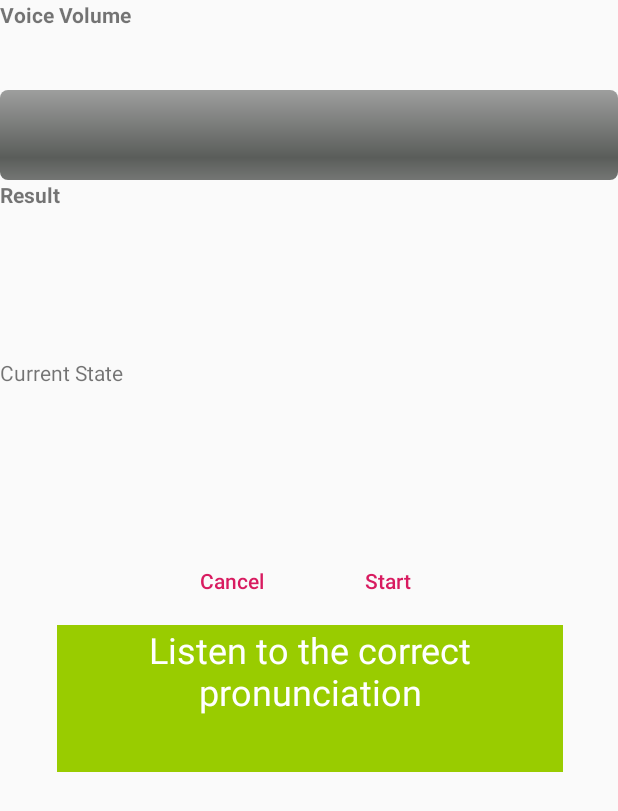
After one commit to afrikanov/HelloWords, an Android app: the RecognizerActivity screen opened directly, with no data from a screen before it, on a phone screen of 412 x 824 dp. The commit adds this screen. Shown: the top 811 px of the screen. Run offline under Robolectric (Android 15) with nearby library versions, the phone set to English and light mode, and no system bars; libraries missing offline, so code that uses them is left out: ru.yandex.speechkit; 3 statements that could not run were skipped.

Commit message:
added voice recognition

```diff
--- a/A_dev/HelloWords/app/src/main/java/com/example/hellowords/DBHelper.java
+++ b/A_dev/HelloWords/app/src/main/java/com/example/hellowords/DBHelper.java
@@ -19,8 +19,10 @@ public class DBHelper extends SQLiteOpenHelper {
     private final Context mContext;
     private boolean mNeedUpdate = false;
 
-    public DBHelper (Context context) {
+
+    public DBHelper (Context context, String dbName) {
         super(context, DB_NAME, null, DB_VERSION);
+        //DB_NAME = dbName;
         if (android.os.Build.VERSION.SDK_INT >= 17)
             DB_PATH = context.getApplicationInfo().dataDir + "/databases/";
         else
@@ -31,6 +33,7 @@ public class DBHelper extends SQLiteOpenHelper {
 
         this.getReadableDatabase();
     }
+
 
     public void updateDataBase() throws IOException {
         if (mNeedUpdate) {
--- /dev/null
+++ b/A_dev/HelloWords/app/src/main/java/com/example/hellowords/RecognizerActivity.java
@@ -0,0 +1,255 @@
+package com.example.hellowords;
+
+import androidx.annotation.NonNull;
+import androidx.appcompat.app.AppCompatActivity;
+import androidx.core.app.ActivityCompat;
+import androidx.core.content.ContextCompat;
+
+import android.app.AlertDialog;
+import android.content.DialogInterface;
+import android.os.Bundle;
+import android.text.TextUtils;
+import android.view.View;
+import android.view.animation.Animation;
+import android.view.animation.AnimationUtils;
+import android.widget.Button;
+import android.widget.ProgressBar;
+import android.widget.TextView;
+import android.widget.Toast;
+
+import java.util.UUID;
+
+import ru.yandex.speechkit.Emotion;
+import ru.yandex.speechkit.Error;
+import ru.yandex.speechkit.Language;
+import ru.yandex.speechkit.OnlineModel;
+import ru.yandex.speechkit.OnlineRecognizer;
+import ru.yandex.speechkit.OnlineVocalizer;
+import ru.yandex.speechkit.Recognition;
+import ru.yandex.speechkit.Recognizer;
+import ru.yandex.speechkit.RecognizerListener;
+import ru.yandex.speechkit.SpeechKit;
+import ru.yandex.speechkit.Synthesis;
+import ru.yandex.speechkit.Track;
+import ru.yandex.speechkit.Vocalizer;
+import ru.yandex.speechkit.VocalizerListener;
+import ru.yandex.speechkit.Voice;
+
+import static android.Manifest.permission.RECORD_AUDIO;
+import static android.content.pm.PackageManager.PERMISSION_GRANTED;
+
+public class RecognizerActivity extends AppCompatActivity implements RecognizerListener, VocalizerListener {
+
+    private static final String API_KEY_SPEECH_KIT = "069b6659-984b-4c5f-880e-aaedcfd84102";
+    private static final int REQUEST_PERMISSION_CODE = 31;
+
+    private ProgressBar progressBar;
+    private TextView currentStatus;
+    private TextView recognitionResult;
+    private TextView vocalize;
+
+    private Recognizer recognizer;
+    private Vocalizer vocalizer;
+    String answer = "";
+
+    @Override
+    public void onBackPressed()
+    {
+        Toast.makeText(this, "Please, pronounce the word correctly", Toast.LENGTH_SHORT).show();
+    }
+
+    @Override
+    protected void onCreate(Bundle savedInstanceState) {
+        super.onCreate(savedInstanceState);
+        setContentView(R.layout.activity_recognizer);
+
+        AlertDialog.Builder builder = new AlertDialog.Builder(getBaseContext());
+        builder.setTitle("Произнесите слово")
+                .setMessage("Для продолжения необходимо правильно произнести слово")
+                .setCancelable(false)
+                .setNegativeButton("ОК",
+                        new DialogInterface.OnClickListener() {
+                            public void onClick(DialogInterface dialog, int id) {
+                                dialog.cancel();
+                            }
+                        });
+        AlertDialog alert = builder.create();
+        //alert.show();
+
+        try {
+            SpeechKit.getInstance().init(this, API_KEY_SPEECH_KIT);
+            SpeechKit.getInstance().setUuid(UUID.randomUUID().toString());
+        } catch (SpeechKit.LibraryInitializationException ignored) {
+            //do not ignore in a prod version!
+        }
+
+        recognizer = new OnlineRecognizer.Builder(Language.RUSSIAN, OnlineModel.QUERIES,
+                RecognizerActivity.this).build();
+
+
+        findViewById(R.id.start_btn).setOnClickListener(new View.OnClickListener() {
+            @Override
+            public void onClick(View v) {
+                startRecognizer();
+            }
+        });
+
+        findViewById(R.id.cancel_btn).setOnClickListener(new View.OnClickListener() {
+            @Override
+            public void onClick(View v) {
+                recognizer.cancel();
+            }
+        });
+
+        progressBar = findViewById(R.id.voice_power_bar);
+        currentStatus = findViewById(R.id.current_state);
+        recognitionResult = findViewById(R.id.result);
+        vocalize = findViewById(R.id.vocalize);
+
+        answer = getIntent().getStringExtra("word");
+
+        vocalize.setOnClickListener(new View.OnClickListener() {
+            @Override
+            public void onClick(View v) {
+                final Animation animAlpha = AnimationUtils.loadAnimation(getBaseContext(), R.anim.alpha);
+                vocalize.startAnimation(animAlpha);
+                try {
+                    SpeechKit.getInstance().init(getApplicationContext(), API_KEY_SPEECH_KIT);
+                    SpeechKit.getInstance().setUuid(UUID.randomUUID().toString());
+                } catch (SpeechKit.LibraryInitializationException ignored) {
+                    throw new RuntimeException();
+                }
+                vocalizer = new OnlineVocalizer.Builder(Language.ENGLISH, RecognizerActivity.this)
+                        .setEmotion(Emotion.GOOD)
+                        .setVoice(Voice.ZAHAR)
+                        .setAutoPlay(true)
+                        .setSpeed(0.5f)
+                        .build();
+                vocalizer.prepare();
+                if (TextUtils.isEmpty(answer)) {
+                    Toast.makeText(getApplicationContext(), "Write smth to be vocalized!", Toast.LENGTH_SHORT).show();
+                } else {
+                    vocalizer.synthesize(answer, Vocalizer.TextSynthesizingMode.INTERRUPT);
+                }
+            }
+        });
+
+    }
+
+    @Override
+    public void onRequestPermissionsResult(int requestCode,
+                                           @NonNull String[] permissions,
+                                           @NonNull int[] grantResults) {
+        if (requestCode != REQUEST_PERMISSION_CODE) {
+            super.onRequestPermissionsResult(requestCode, permissions, grantResults);
+            return;
+        }
+
+        if (grantResults.length == 1 && grantResults[0] == PERMISSION_GRANTED) {
+            startRecognizer();
+        } else {
+            updateStatus("Record audio permission was not granted");
+        }
+    }
+
+    @Override
+    public void onRecordingBegin(@NonNull Recognizer recognizer) {
+        updateStatus("Recording begin");
+        updateProgress(0);
+        updateResult("");
+    }
+
+    @Override
+    public void onSpeechDetected(@NonNull Recognizer recognizer) {
+        updateStatus("Speech detected");
+    }
+
+    @Override
+    public void onSpeechEnds(@NonNull Recognizer recognizer) {
+        updateStatus("Speech ends");
+        if (recognitionResult.getText().toString().equals(answer)) {
+            this.finish();
+        }
+    }
+
+    @Override
+    public void onRecordingDone(@NonNull Recognizer recognizer) {
+        updateStatus("Recording done");
+    }
+
+    @Override
+    public void onPowerUpdated(@NonNull Recognizer recognizer, float power) {
+        updateProgress((int) (power * progressBar.getMax()));
+    }
+
+    @Override
+    public void onPartialResults(@NonNull Recognizer recognizer, @NonNull Recognition recognition, boolean eOfU) {
+        updateStatus("Partial results " + recognition.getBestResultText() + " endOfUtterrance = " + eOfU);
+        if (eOfU) {
+            updateResult(recognition.getBestResultText());
+        }
+    }
+
+    @Override
+    public void onRecognitionDone(@NonNull Recognizer recognizer) {
+        updateStatus("Recognition done");
+        updateProgress(0);
+    }
+
+    @Override
+    public void onRecognizerError(@NonNull Recognizer recognizer, @NonNull Error error) {
+        updateStatus("Error occurred " + error);
+        updateProgress(0);
+        updateResult("");
+    }
+
+    @Override
+    public void onMusicResults(@NonNull Recognizer recognizer, @NonNull Track track) {
+    }
+
+
+    private void startRecognizer() {
+        if (ContextCompat.checkSelfPermission(RecognizerActivity.this, RECORD_AUDIO) != PERMISSION_GRANTED) {
+            ActivityCompat.requestPermissions(this, new String[]{RECORD_AUDIO}, REQUEST_PERMISSION_CODE);
+        } else {
+            recognizer.startRecording();
+        }
+    }
+
+    @Override
+    public void onSynthesisDone(@NonNull Vocalizer vocalizer) {
+
+    }
+
+    @Override
+    public void onPartialSynthesis(@NonNull Vocalizer vocalizer, @NonNull Synthesis synthesis) {
+
+    }
+
+    @Override
+    public void onPlayingBegin(@NonNull Vocalizer vocalizer) {
+
+    }
+
+    @Override
+    public void onPlayingDone(@NonNull Vocalizer vocalizer) {
+        Toast.makeText(getApplicationContext(), "FINISH", Toast.LENGTH_LONG);
+    }
+
+    @Override
+    public void onVocalizerError(@NonNull Vocalizer vocalizer, @NonNull Error error) {
+
+    }
+
+    private void updateResult(String text) {
+        recognitionResult.setText(text);
+    }
+
+    private void updateStatus(final String text) {
+        currentStatus.setText(text);
+    }
+
+    private void updateProgress(int progress) {
+        progressBar.setProgress(progress);
+    }
+}
--- /dev/null
+++ b/A_dev/HelloWords/app/src/main/res/layout/activity_recognizer.xml
@@ -0,0 +1,134 @@
+<?xml version="1.0" encoding="utf-8"?>
+<LinearLayout xmlns:android="http://schemas.android.com/apk/res/android"
+    xmlns:tools="http://schemas.android.com/tools"
+    android:layout_width="match_parent"
+    android:layout_height="match_parent"
+    tools:context=".RecognizerActivity"
+    android:orientation="vertical">
+
+    <TextView
+        android:id="@+id/voice_volume_hint"
+        android:layout_width="match_parent"
+        android:layout_height="match_parent"
+        android:layout_weight="4"
+        android:text="Voice Volume"
+        android:textStyle="bold" />
+
+    <ProgressBar
+        android:id="@+id/voice_power_bar"
+        style="@style/VoiceVolumeStyle"
+        android:layout_weight="4"
+        android:layout_width="match_parent"
+        android:layout_height="match_parent"
+        android:max="100"
+        android:progress="0" />
+
+    <TextView
+        android:layout_weight="4"
+        android:id="@+id/result_hint"
+        android:layout_width="match_parent"
+        android:layout_height="match_parent"
+        android:text="Result"
+        android:textStyle="bold" />
+
+    <TextView
+        android:layout_weight="4"
+        android:id="@+id/result"
+        android:layout_width="match_parent"
+        android:layout_height="match_parent"/>
+
+    <TextView
+        android:layout_weight="4"
+        android:id="@+id/current_state_hint"
+        android:layout_width="match_parent"
+        android:layout_height="match_parent"
+        android:text="Current State" />
+
+    <TextView
+        android:layout_weight="4"
+        android:id="@+id/current_state"
+        android:layout_width="match_parent"
+        android:layout_height="match_parent"/>
+
+    <LinearLayout
+        android:id="@+id/btn_holder"
+        style="?android:attr/buttonBarStyle"
+        android:layout_width="match_parent"
+        android:layout_height="match_parent"
+        android:layout_weight="4">
+
+        <Button
+            style="?android:attr/buttonBarButtonStyle"
+            android:layout_width="match_parent"
+            android:layout_height="match_parent"
+            android:layout_weight="4"
+            android:text="Cancel"
+            android:visibility="invisible" />
+
+        <Button
+            android:id="@+id/cancel_btn"
+            style="?android:attr/buttonBarButtonStyle"
+            android:layout_width="match_parent"
+            android:layout_height="match_parent"
+            android:layout_weight="4"
+            android:text="Cancel" />
+
+        <Button
+            android:id="@+id/start_btn"
+            style="?android:attr/buttonBarButtonStyle"
+            android:layout_width="match_parent"
+            android:layout_height="match_parent"
+            android:layout_weight="4"
+            android:text="Start" />
+
+        <Button
+            style="?android:attr/buttonBarButtonStyle"
+            android:layout_width="match_parent"
+            android:layout_height="match_parent"
+            android:layout_weight="4"
+            android:text="Cancel"
+            android:visibility="invisible" />
+
+    </LinearLayout>
+
+    <LinearLayout
+        android:layout_width="match_parent"
+        android:layout_height="match_parent"
+        android:layout_weight="3.8"
+        android:textAlignment="center"
+        android:orientation="horizontal">
+
+        <TextView
+            android:layout_width="match_parent"
+            android:layout_height="match_parent"
+            android:layout_weight="5" />
+
+        <TextView
+            android:id="@+id/vocalize"
+            android:layout_width="match_parent"
+            android:layout_height="match_parent"
+            android:layout_weight="1"
+            android:background="@android:color/holo_green_light"
+            android:text="Listen to the correct pronunciation"
+            android:textAlignment="center"
+            android:textColor="@android:color/white"
+            android:textSize="24sp" />
+
+        <TextView
+            android:layout_width="match_parent"
+            android:layout_height="match_parent"
+            android:layout_weight="5"/>
+
+    </LinearLayout>
+
+    <TextView
+        android:layout_width="match_parent"
+        android:layout_height="match_parent"
+        android:layout_weight="3" />
+
+    <TextView
+        android:id="@+id/textView3"
+        android:layout_width="match_parent"
+        android:layout_height="match_parent"
+        android:layout_weight="4" />
+</LinearLayout>
--- a/A_dev/HelloWords/app/src/main/res/values/styles.xml
+++ b/A_dev/HelloWords/app/src/main/res/values/styles.xml
@@ -24,4 +24,6 @@
 
     <style name="AppTheme.PopupOverlay" parent="ThemeOverlay.AppCompat.Light" />
 
+    <style name="VoiceVolumeStyle" parent="android:Widget.ProgressBar.Horizontal" />
+
 </resources>
```
Also changed, not shown: A_dev/HelloWords/app/src/main/AndroidManifest.xml (+26 -12 lines), A_dev/HelloWords/app/src/main/java/com/example/hellowords/MainActivity.java (+11 -3 lines), A_dev/HelloWords/app/src/main/java/com/example/hellowords/RegistrationActivity.java (added, +106 -0 lines), A_dev/HelloWords/app/src/main/res/layout/activity_registration.xml (added, +101 -0 lines), A_dev/HelloWords/app/src/main/assets/usersData.db (added).
